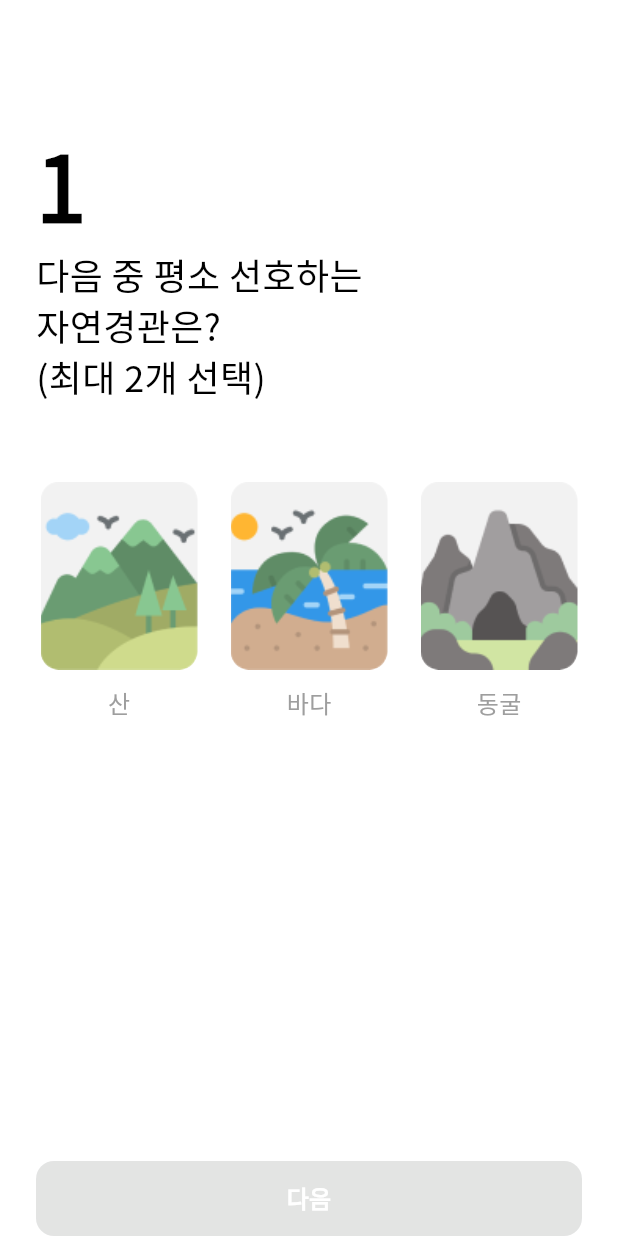
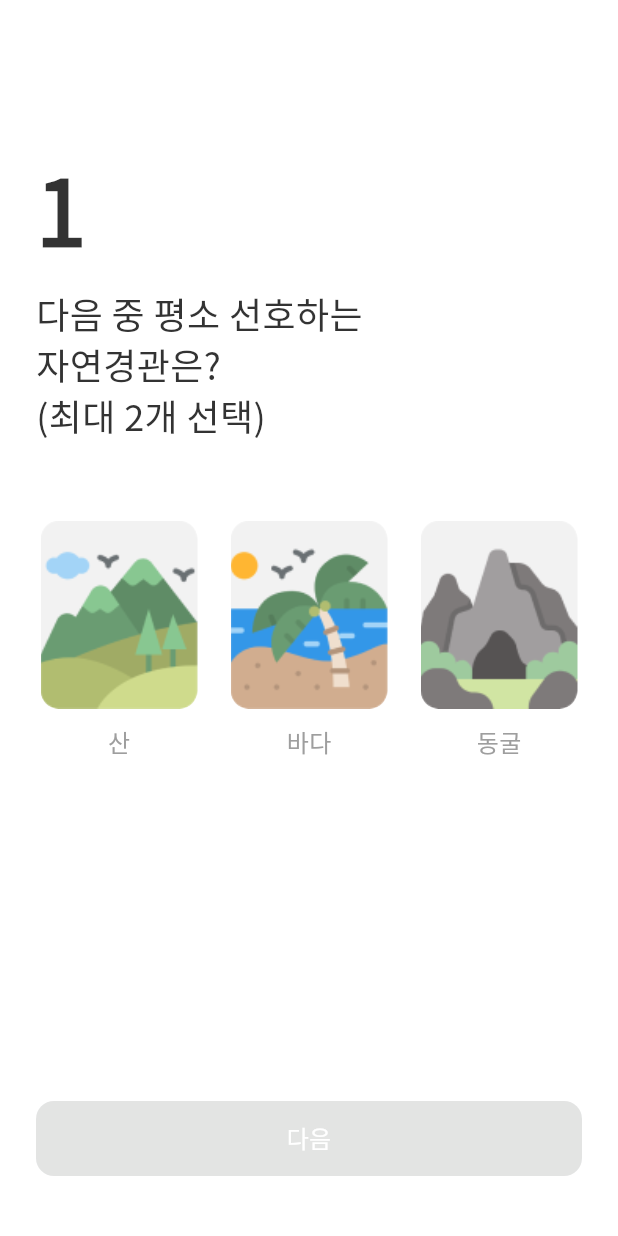
Before and after one commit to Plo-Go/plogo-mobile, a Flutter app: the screen it shows after launch, on a phone screen of 412 x 824 dp. Run offline on Flutter 3.47's test engine with Material 3 defaults, Android fonts, the phone set to English and light mode, and no system bars; our stand-ins replace go_router.

Commit message:
[feat] 온보딩 기본 화면 완료

```diff
--- a/lib/main.dart
+++ b/lib/main.dart
@@ -1,7 +1,9 @@
 import 'package:flutter/material.dart';
 import 'package:provider/provider.dart';
+import 'package:go_router/go_router.dart';
 import 'providers/onboarding_provider.dart';
-import 'screens/onboarding/onboarding_screen.dart';
+import 'screens/onboarding_screen.dart';
+import 'screens/onboarding_complete_screen.dart';
 import 'theme/app_theme.dart';
 
 void main() {
@@ -20,11 +22,25 @@
 
   @override
   Widget build(BuildContext context) {
-    return MaterialApp(
+    final _router = GoRouter(
+      initialLocation: '/',
+      routes: [
+        GoRoute(
+          path: '/',
+          builder: (context, state) => const OnboardingScreen(),
+        ),
+        GoRoute(
+          path: '/onboarding_complete_screen',
+          builder: (context, state) => const OnboardingCompleteScreen(),
+        ),
+      ],
+    );
+
+    return MaterialApp.router(
       title: 'Plogo Onboarding',
       debugShowCheckedModeBanner: false,
       theme: AppTheme.lightTheme,
-      home: const OnboardingScreen(),
+      routerConfig: _router,
     );
   }
 }
--- /dev/null
+++ b/lib/models/onboarding_step.dart
@@ -0,0 +1,11 @@
+class OnboardingStep {
+  final String stepNumber;
+  final String title;
+  final Map<String, String> options;
+
+  OnboardingStep({
+    required this.stepNumber,
+    required this.title,
+    required this.options,
+  });
+}
--- a/lib/providers/onboarding_provider.dart
+++ b/lib/providers/onboarding_provider.dart
@@ -1,38 +1,53 @@
 import 'package:flutter/material.dart';
+import '../models/onboarding_step.dart';
 
-class OnboardingProvider extends ChangeNotifier {
-  int _step = 1;
-  int get step => _step;
+class OnboardingProvider with ChangeNotifier {
+  final List<OnboardingStep> steps = [
+    OnboardingStep(
+      stepNumber: '1',
+      title: '다음 중 평소 선호하는\n자연경관은?\n(최대 2개 선택)',
+      options: {
+        '산': 'assets/images/mountain.png',
+        '바다': 'assets/images/beach.png',
+        '동굴': 'assets/images/cave.png',
+      },
+    ),
+    OnboardingStep(
+      stepNumber: '2',
+      title: '다음 중 환경 정화가 필요하다고\n생각하는 장소는?\n(최대 2개 선택)',
+      options: {
+        '강/하천': 'assets/images/river.png',
+        '산책로': 'assets/images/path.png',
+        '계곡/폭포': 'assets/images/waterfall.png',
+      },
+    ),
+    OnboardingStep(
+      stepNumber: '3',
+      title: '다음 중 플로깅을 하면서\n 함께 즐기고 싶은 활동은?\n(최대 2개 선택)',
+      options: {
+        '유적지': 'assets/images/historic.png',
+        '특이 지형': 'assets/images/unique.png',
+        '이색 체험': 'assets/images/experience.png',
+      },
+    ),
+  ];
 
-  List<String> nature = [];
-  List<String> policy = [];
-  List<String> activity = [];
+  final List<List<String>> selected = [];
 
-  void nextStep() {
-    _step++;
+  OnboardingProvider() {
+    selected.addAll(List.generate(steps.length, (_) => []));
+  }
+
+  void toggleSelect(int stepIndex, String option) {
+    if (selected[stepIndex].contains(option)) {
+      selected[stepIndex].remove(option);
+    } else if (selected[stepIndex].length < 2) {
+      selected[stepIndex].add(option);
+    }
     notifyListeners();
   }
 
-  void setNature(List<String> selected) {
-    nature = selected;
-    notifyListeners();
-  }
-
-  void setPolicy(List<String> selected) {
-    policy = selected;
-    notifyListeners();
-  }
-
-  void setActivity(List<String> selected) {
-    activity = selected;
-    notifyListeners();
-  }
-
-  void reset() {
-    _step = 1;
-    nature = [];
-    policy = [];
-    activity = [];
-    notifyListeners();
+  void submit() {
+    debugPrint(selected.toString());
   }
 }
--- a/lib/screens/onboarding/onboarding_screen.dart
+++ /dev/null
@@ -1,29 +0,0 @@
-import 'package:flutter/material.dart';
-import 'package:provider/provider.dart';
-import 'package:plogo/providers/onboarding_provider.dart';
-import 'step1_screen.dart';
-import 'step2_screen.dart';
-import 'step3_screen.dart';
-import 'complete_screen.dart';
-
-class OnboardingScreen extends StatelessWidget {
-  const OnboardingScreen({super.key});
-
-  @override
-  Widget build(BuildContext context) {
-    final step = context.watch<OnboardingProvider>().step;
-
-    switch (step) {
-      case 1:
-        return const Step1Screen();
-      case 2:
-        return const Step2Screen();
-      case 3:
-        return const Step3Screen();
-      case 4:
-        return const CompleteScreen();
-      default:
-        return const Step1Screen();
-    }
-  }
-}
--- a/lib/screens/onboarding/step1_screen.dart
+++ /dev/null
@@ -1,149 +0,0 @@
-import 'package:flutter/material.dart';
-import 'package:plogo/theme/app_colors.dart';
-import 'package:provider/provider.dart';
-import 'package:plogo/providers/onboarding_provider.dart';
-import 'package:plogo/widgets/app_layout.dart';
-
-class Step1Screen extends StatefulWidget {
-  const Step1Screen({super.key});
-
-  @override
-  State<Step1Screen> createState() => _Step1ScreenState();
-}
-
-class _Step1ScreenState extends State<Step1Screen> {
-  final Map<String, String> options = {
-    '산': 'assets/images/mountain.png',
-    '바다': 'assets/images/beach.png',
-    '동굴': 'assets/images/cave.png',
-  };
-  final List<String> selected = [];
-
-  void toggleSelect(String option) {
-    setState(() {
-      if (selected.contains(option)) {
-        selected.remove(option);
-      } else if (selected.length < 2) {
-        selected.add(option);
-      }
-    });
-  }
-
-  @override
-  Widget build(BuildContext context) {
-    final provider = Provider.of<OnboardingProvider>(context, listen: false);
-
-    return AppLayout(
-      child: Column(
-        crossAxisAlignment: CrossAxisAlignment.start,
-        children: [
-          const SizedBox(height: 80),
-          const Text(
-            '1',
-            style: TextStyle(fontSize: 60, fontWeight: FontWeight.w700),
-          ),
-          const Text(
-            '다음 중 평소 선호하는\n자연경관은?\n(최대 2개 선택)',
-            style: TextStyle(fontWeight: FontWeight.normal, fontSize: 24),
-          ),
-          const SizedBox(height: 50),
-          LayoutBuilder(
-            builder: (context, constraints) {
-              double totalWidth = constraints.maxWidth;
-              int crossCount = 3;
-              double spacing = 16;
-              double itemWidth = (totalWidth - (crossCount - 1) * spacing) / crossCount;
-
-              return Wrap(
-                alignment: WrapAlignment.center,
-                spacing: spacing,
-                runSpacing: spacing,
-                children: options.entries.map((entry) {
-                  final isSelected = selected.contains(entry.key);
-                  return SizedBox(
-                    width: itemWidth,
-                    child: GestureDetector(
-                      onTap: () => toggleSelect(entry.key),
-                      child: Column(
-                        mainAxisSize: MainAxisSize.min,
-                        children: [
-                          Stack(
-                            children: [
-                              // 테두리 공간 확보를 위해 padding 삽입
-                              Padding(
-                                padding: const EdgeInsets.all(3), // 테두리 두께만큼 padding
-                                child: ClipRRect(
-                                  borderRadius: BorderRadius.circular(12),
-                                  child: Image.asset(
-                                    entry.value,
-                                    fit: BoxFit.cover,
-                                    width: itemWidth - 6, // 패딩 고려해서 -6 (좌우 각각 3)
-                                    height: (itemWidth - 6) * 1.2,
-                                  ),
-                                ),
-                              ),
-                              if (isSelected)
-                                Positioned.fill(
-                                  child: Container(
-                                    decoration: BoxDecoration(
-                                      border: Border.all(
-                                        color: AppColors.primary,
-                                        width: 3,
-                                      ),
-                                      borderRadius: BorderRadius.circular(16),
-                                    ),
-                                  ),
-                                ),
-                            ],
-                          ),
-                          const SizedBox(height: 8),
-                          Text(
-                            entry.key,
-                            style: TextStyle(
-                              fontSize: 16,
-                              fontWeight: FontWeight.w500,
-                              color: isSelected ? AppColors.primary : Colors.grey,
-                            ),
-                          ),
-                        ],
-                      ),
-                    ),
-                  );
-                }).toList(),
-              );
-            },
-          ),
-          const Spacer(),
-          SizedBox(
-            width: double.infinity,
-            height: 50,
-            child: ElevatedButton(
-              onPressed: selected.isNotEmpty
-                  ? () {
-                provider.setNature(selected);
-                provider.nextStep();
-              }
-                  : null,
-              style: ElevatedButton.styleFrom(
-                shape: RoundedRectangleBorder(
-                  borderRadius: BorderRadius.circular(12),
-                ),
-                backgroundColor: selected.isNotEmpty
-                    ? AppColors.primary
-                    : AppColors.grey,
-              ),
-              child: const Text(
-                '다음',
-                style: TextStyle(
-                  color: Colors.white,
-                  fontWeight: FontWeight.bold,
-                  fontSize: 16,
-                ),
-              ),
-            ),
-          ),
-        ],
-      ),
-    );
-  }
-}
--- /dev/null
+++ b/lib/screens/onboarding_screen.dart
@@ -0,0 +1,111 @@
+import 'package:flutter/material.dart';
+import 'package:provider/provider.dart';
+import 'package:go_router/go_router.dart';
+import '../providers/onboarding_provider.dart';
+import '../widgets/onboarding_item.dart';
+import 'package:plogo/theme/app_colors.dart';
+
+class OnboardingScreen extends StatefulWidget {
+  const OnboardingScreen({super.key});
+
+  @override
+  State<OnboardingScreen> createState() => _OnboardingScreenState();
+}
+
+class _OnboardingScreenState extends State<OnboardingScreen> {
+  int currentStep = 0;
+
+  @override
+  Widget build(BuildContext context) {
+    final provider = Provider.of<OnboardingProvider>(context);
+    final step = provider.steps[currentStep];
+    final selected = provider.selected[currentStep];
+
+    return Scaffold(
+      appBar: AppBar(
+        automaticallyImplyLeading: currentStep > 0,  // 첫 화면만 back 버튼 숨김
+        elevation: 0,
+        backgroundColor: Colors.white,
+        leading: currentStep > 0
+            ? IconButton(
+          icon: const Icon(Icons.arrow_back_ios_new, color: Colors.black),
+          onPressed: () {
+            setState(() {
+              currentStep--;
+            });
+          },
+        )
+            : null,
+      ),
+      body: Padding(
+        padding: const EdgeInsets.fromLTRB(24, 40, 24, 40),
+        child: Column(
+          crossAxisAlignment: CrossAxisAlignment.start,
+          children: [
+            Text(step.stepNumber, style: const TextStyle(fontSize: 60, fontWeight: FontWeight.w700)),
+            const SizedBox(height: 10),
+            Text(step.title, style: const TextStyle(fontSize: 24)),
+            const SizedBox(height: 50),
+
+            LayoutBuilder(
+              builder: (context, constraints) {
+                double totalWidth = constraints.maxWidth;
+                int crossCount = 3;
+                double spacing = 16;
+                double itemWidth = (totalWidth - (crossCount - 1) * spacing) / crossCount;
+
+                return Wrap(
+                  alignment: WrapAlignment.center,
+                  spacing: spacing,
+                  runSpacing: spacing,
+                  children: step.options.entries.map((entry) {
+                    final isSelected = selected.contains(entry.key);
+                    return SizedBox(
+                      width: itemWidth,
+                      child: OnboardingItem(
+                        label: entry.key,
+                        imagePath: entry.value,
+                        isSelected: isSelected,
+                        itemWidth: itemWidth,
+                        onTap: () {
+                          provider.toggleSelect(currentStep, entry.key);
+                        },
+                      ),
+                    );
+                  }).toList(),
+                );
+              },
+            ),
+
+            const Spacer(),
+            SizedBox(
+              width: double.infinity,
+              height: 50,
+              child: ElevatedButton(
+                onPressed: selected.isNotEmpty
+                    ? () {
+                  if (currentStep + 1 < provider.steps.length) {
+                    setState(() {
+                      currentStep++;
+                    });
+                  } else {
+                    context.go('/onboarding_complete_screen');
+                  }
+                }
+                    : null,
+                style: ElevatedButton.styleFrom(
+                  shape: RoundedRectangleBorder(borderRadius: BorderRadius.circular(12)),
+                  backgroundColor: selected.isNotEmpty ? AppColors.primary : AppColors.grey,
+                ),
+                child: Text(
+                  currentStep == provider.steps.length - 1 ? '완료' : '다음',
+                  style: const TextStyle(color: Colors.white, fontSize: 16),
+                ),
+              ),
+            ),
+          ],
+        ),
+      ),
+    );
+  }
+}
--- a/lib/theme/app_colors.dart
+++ b/lib/theme/app_colors.dart
@@ -3,8 +3,7 @@
 class AppColors {
   static const Color primary = Color(0xFF00C5B8);       // 대표 색상
   static const Color grey = Color(0xFFD9D9D9);          // 회색
-  static const Color black = Color(0xFF000000);         // 검정색
+  static const Color black = Color(0xFF333333);         // 검정색
   static const Color white = Color(0xFFFFFFFF);         // 하얀색
-
   static const Color border = Color(0xFFEEEEEE);        // 기본 테두리용 연회색
 }
--- /dev/null
+++ b/lib/widgets/onboarding_item.dart
@@ -0,0 +1,65 @@
+import 'package:flutter/material.dart';
+import 'package:plogo/theme/app_colors.dart';
+
+class OnboardingItem extends StatelessWidget {
+  final String label;
+  final bool isSelected;
+  final String imagePath;
+  final VoidCallback onTap;
+  final double itemWidth;
+
+  const OnboardingItem({
+    super.key,
+    required this.label,
+    required this.isSelected,
+    required this.imagePath,
+    required this.onTap,
+    required this.itemWidth,
+  });
+
+  @override
+  Widget build(BuildContext context) {
+    return GestureDetector(
+      onTap: onTap,
+      child: Column(
+        mainAxisSize: MainAxisSize.min,
+        children: [
+          Stack(
+            children: [
+              Padding(
+                padding: const EdgeInsets.all(3),
+                child: ClipRRect(
+                  borderRadius: BorderRadius.circular(12),
+                  child: Image.asset(
+                    imagePath,
+                    fit: BoxFit.cover,
+                    width: itemWidth - 6,
+                    height: (itemWidth - 6) * 1.2,
+                  ),
+                ),
+              ),
+              if (isSelected)
+                Positioned.fill(
+                  child: Container(
+                    decoration: BoxDecoration(
+                      border: Border.all(color: AppColors.primary, width: 3),
+                      borderRadius: BorderRadius.circular(16),
+                    ),
+                  ),
+                ),
+            ],
+          ),
+          const SizedBox(height: 8),
+          Text(
+            label,
+            style: TextStyle(
+              fontSize: 16,
+              fontWeight: FontWeight.w500,
+              color: isSelected ? AppColors.primary : Colors.grey,
+            ),
+          ),
+        ],
+      ),
+    );
+  }
+}
```
Also changed, not shown: lib/screens/onboarding/complete_screen.dart (deleted, +0 -36 lines), lib/screens/onboarding/step2_screen.dart (deleted, +0 -65 lines), lib/screens/onboarding/step3_screen.dart (deleted, +0 -65 lines), lib/screens/onboarding_complete_screen.dart (added, +58 -0 lines), assets/images/completed.png (added).
